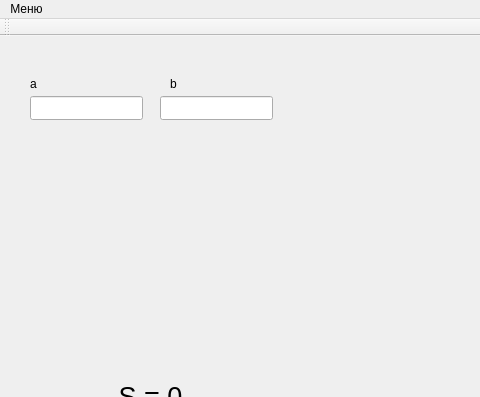
Above: 1lab/mainwindow.ui from Cookie-Boy/Qt-labs before the change; both pictures show x 0 to 480 and y 0 to 397 of the 1304 by 633 pixel window. Below: the same form after it.
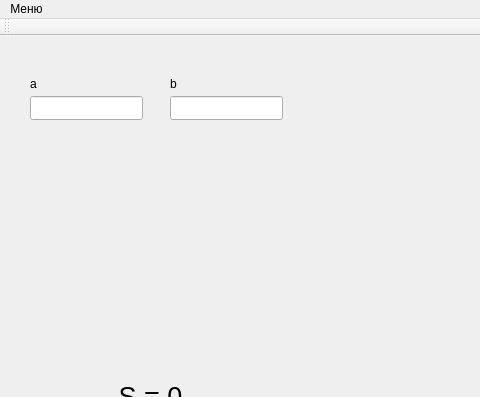
That is the form after the change. Icons and pictures are not drawn.

Patch:
```diff
--- a/1lab/mainwindow.ui
+++ b/1lab/mainwindow.ui
@@ -54,19 +54,6 @@
      <set>Qt::AlignCenter</set>
     </property>
    </widget>
-   <widget class="QLineEdit" name="b_rect">
-    <property name="geometry">
-     <rect>
-      <x>160</x>
-      <y>60</y>
-      <width>113</width>
-      <height>24</height>
-     </rect>
-    </property>
-    <property name="inputMask">
-     <string>DDDDD</string>
-    </property>
-   </widget>
    <widget class="QLabel" name="label_3">
     <property name="geometry">
      <rect>
@@ -97,9 +84,9 @@
     <property name="geometry">
      <rect>
       <x>40</x>
-      <y>130</y>
-      <width>201</width>
-      <height>161</height>
+      <y>120</y>
+      <width>231</width>
+      <height>181</height>
      </rect>
     </property>
     <property name="text">
@@ -159,6 +146,25 @@
      </property>
     </item>
    </widget>
+   <widget class="QLineEdit" name="b_rect">
+    <property name="geometry">
+     <rect>
+      <x>170</x>
+      <y>60</y>
+      <width>113</width>
+      <height>24</height>
+     </rect>
+    </property>
+    <property name="styleSheet">
+     <string notr="true">0</string>
+    </property>
+    <property name="inputMask">
+     <string/>
+    </property>
+    <property name="maxLength">
+     <number>32</number>
+    </property>
+   </widget>
   </widget>
   <widget class="QStatusBar" name="statusBar"/>
   <widget class="QMenuBar" name="menuBar">
```
Left out of the diff: 5 changed lines with no effect on the pictures.
